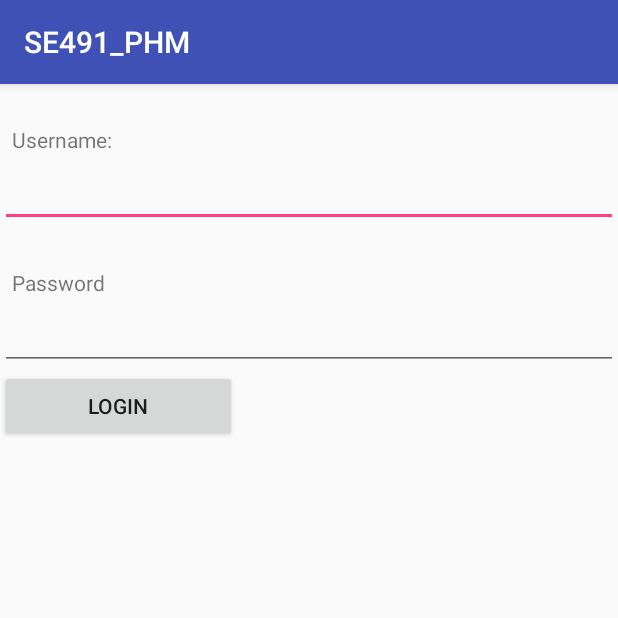
After one commit to sasquatchgeoff/PHM_2, an Android app: the Login screen opened directly, with no data from a screen before it, on a phone screen of 412 x 824 dp, the top half of it. The commit adds this screen. Run offline under Robolectric (Android 15) with nearby library versions, the phone set to English and light mode, and no system bars.

Commit message:
The login activity is completed. URL may need to be changed.

```diff
--- /dev/null
+++ b/app/src/main/java/capstone/se491_phm/login/Login.java
@@ -0,0 +1,37 @@
+package capstone.se491_phm.login;
+
+import android.os.Bundle;
+import android.support.v7.app.AppCompatActivity;
+import android.view.View;
+import android.widget.EditText;
+
+import capstone.se491_phm.R;
+
+/**
+ * Created by Tahani on 10/22/16.
+ */
+
+public class Login extends AppCompatActivity {
+
+    EditText userName, PassWord;
+    @Override
+    protected void onCreate(Bundle savedInstanceState) {
+        super.onCreate(savedInstanceState);
+        setContentView(R.layout.login_interface);
+
+        userName =(EditText) findViewById(R.id.editText);
+        PassWord= (EditText) findViewById(R.id.editText2);
+
+
+    }
+
+    public void onLogin(View view){
+        String username=userName.getText().toString();
+        String password=PassWord.getText().toString();
+        String type ="login";
+
+        BackgroundWorker bLogin= new BackgroundWorker(this);
+        bLogin.execute(type, username,password);
+
+    }
+}
--- /dev/null
+++ b/app/src/main/res/layout/login_interface.xml
@@ -0,0 +1,48 @@
+<?xml version="1.0" encoding="utf-8"?>
+<LinearLayout xmlns:android="http://schemas.android.com/apk/res/android"
+    android:orientation="vertical" android:layout_width="match_parent"
+    android:layout_height="match_parent">
+
+    <TextView
+        android:text="Username:"
+        android:layout_width="match_parent"
+        android:layout_height="wrap_content"
+        android:layout_marginTop="19dp"
+        android:padding="8dp"
+        android:paddingLeft="10dp"
+        android:id="@+id/textView" />
+
+    <EditText
+        android:layout_width="match_parent"
+        android:layout_height="wrap_content"
+        android:inputType="textPersonName"
+        android:ems="10"
+        android:padding="8dp"
+        android:paddingLeft="10dp"
+        android:id="@+id/editText" />
+
+    <TextView
+        android:text="Password"
+        android:layout_width="match_parent"
+        android:layout_height="wrap_content"
+        android:layout_marginTop="19dp"
+        android:padding="8dp"
+        android:paddingLeft="10dp"
+        android:id="@+id/textView4" />
+
+    <EditText
+        android:layout_width="match_parent"
+        android:layout_height="wrap_content"
+        android:inputType="textPersonName"
+        android:ems="10"
+        android:padding="8dp"
+        android:paddingLeft="10dp"
+        android:id="@+id/editText2" />
+
+    <Button
+        android:text="Login"
+        android:layout_width="158dp"
+        android:layout_height="wrap_content"
+        android:onClick="onLogin"
+        android:id="@+id/btn_login" />
+</LinearLayout>
```
Also changed, not shown: app/src/main/AndroidManifest.xml (+11 -0 lines), app/src/main/java/capstone/se491_phm/MainActivity.java (+15 -1 lines), app/src/main/java/capstone/se491_phm/login/BackgroundWorker.java (added, +103 -0 lines), app/src/main/res/layout/activity_main.xml (+11 -0 lines).
